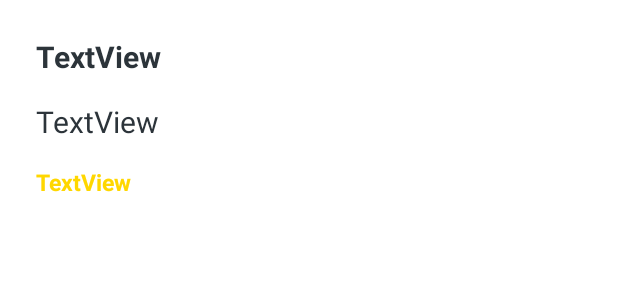
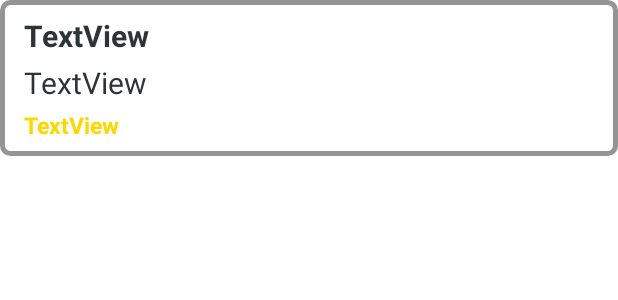
Before and after one commit to ilookhandsometoday/library, an Android app: the layout book_item_layout.xml on its own in the app's theme, with its tools: preview values and no code run, on a phone screen of 412 x 824 dp. Shown: the top 300 px of the screen. Run offline under Robolectric (Android 15) with nearby library versions, the phone set to English and light mode, and no system bars.

Commit message:
Changed layout for books item

```diff
--- a/app/src/main/res/layout/book_item_layout.xml
+++ b/app/src/main/res/layout/book_item_layout.xml
@@ -3,15 +3,16 @@
     xmlns:app="http://schemas.android.com/apk/res-auto"
     xmlns:tools="http://schemas.android.com/tools"
     android:layout_width="match_parent"
-    android:layout_height="match_parent">
+    android:layout_height="wrap_content"
+    android:background="@layout/my_edit_text_border">
 
     <TextView
         android:id="@+id/ItemBookName"
         style="@style/Theme.Library.BigLabel"
         android:layout_width="wrap_content"
         android:layout_height="wrap_content"
-        android:layout_marginStart="24dp"
-        android:layout_marginTop="24dp"
+        android:layout_marginStart="16dp"
+        android:layout_marginTop="10dp"
         android:text="TextView"
         app:layout_constraintStart_toStartOf="parent"
         app:layout_constraintTop_toTopOf="parent" />
@@ -21,20 +22,22 @@
         style="@style/Theme.Library.Label"
         android:layout_width="wrap_content"
         android:layout_height="wrap_content"
-        android:layout_marginStart="24dp"
-        android:layout_marginTop="16dp"
+        android:layout_marginStart="16dp"
+        android:layout_marginTop="4dp"
         android:text="TextView"
         app:layout_constraintStart_toStartOf="parent"
         app:layout_constraintTop_toBottomOf="@+id/ItemBookName" />
 
     <TextView
-        android:id="@+id/textView7"
+        android:id="@+id/ItemBookRating"
         style="@style/Theme.Library.RatingLabel"
         android:layout_width="wrap_content"
         android:layout_height="wrap_content"
-        android:layout_marginStart="24dp"
-        android:layout_marginTop="16dp"
+        android:layout_marginStart="16dp"
+        android:layout_marginTop="4dp"
+        android:layout_marginBottom="10dp"
         android:text="TextView"
+        app:layout_constraintBottom_toBottomOf="parent"
         app:layout_constraintStart_toStartOf="parent"
         app:layout_constraintTop_toBottomOf="@+id/ItemBookAuthor" />
 </androidx.constraintlayout.widget.ConstraintLayout>
```
Also changed, not shown: app/src/main/res/layout/my_edit_text_border.xml (added, +15 -0 lines).
